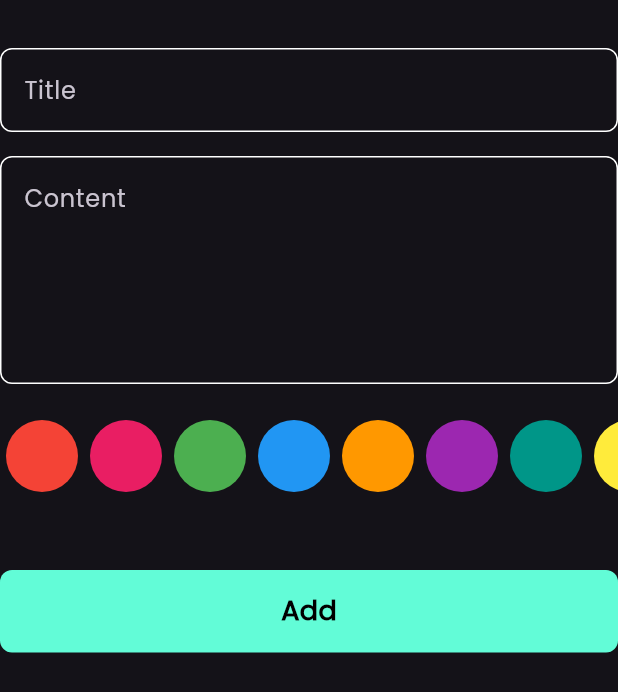
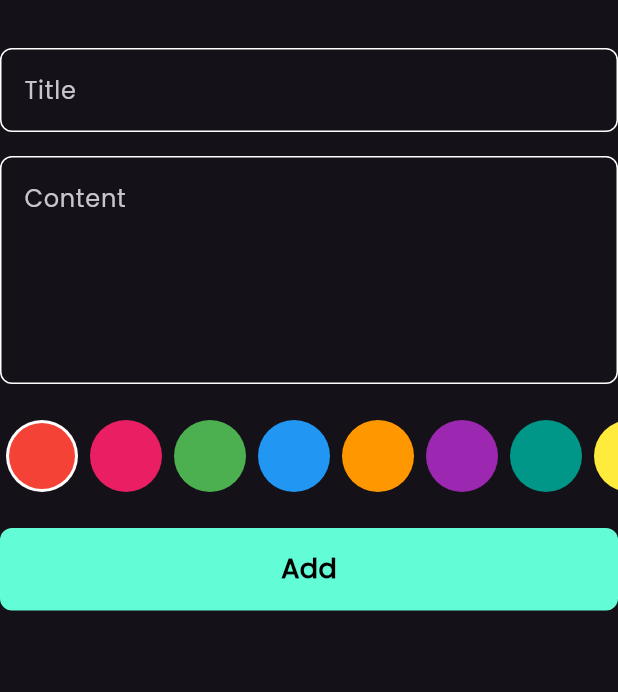
Before and after one commit to prolagg99/notes_app, a Flutter app: the AddNoteForm widget shown alone on an empty page, opened directly, on a phone screen of 412 x 824 dp. Shown: the top 692 px of the screen. Run offline on Flutter 3.47's test engine with Material 3 defaults, Android fonts, the phone set to English and light mode, and no system bars; our stand-ins replace flutter_bloc, font_awesome_flutter, hive, hive_flutter; accounts and stored records are empty.

Commit message:
colors list view part 2

```diff
--- a/lib/views/widgets/add_note_form.dart
+++ b/lib/views/widgets/add_note_form.dart
@@ -44,7 +44,7 @@ class _AddNoteFormState extends State<AddNoteForm> {
           ),
           const SizedBox(height: 24),
           const ColorsListView(),
-          const SizedBox(height: 52),
+          const SizedBox(height: 24),
           BlocBuilder<AddNoteCubit, AddNoteState>(
             builder: (context, state) {
               return CustomBottom(
--- a/lib/views/widgets/colors_list_view.dart
+++ b/lib/views/widgets/colors_list_view.dart
@@ -1,23 +1,40 @@
 import 'package:flutter/material.dart';
 
 class ColorItem extends StatelessWidget {
-  const ColorItem({super.key, required this.color});
+  const ColorItem({super.key, required this.color, required this.isActive});
 
   final Color color;
+  final bool isActive;
 
   @override
   Widget build(BuildContext context) {
-    return CircleAvatar(
-      radius: 24,
-      backgroundColor: color,
-    );
+    return isActive
+        ? CircleAvatar(
+            radius: 24,
+            backgroundColor: Colors.white,
+            child: CircleAvatar(
+              radius: 22,
+              backgroundColor: color,
+            ),
+          )
+        : CircleAvatar(
+            radius: 24,
+            backgroundColor: color,
+          );
   }
 }
 
-class ColorsListView extends StatelessWidget {
+class ColorsListView extends StatefulWidget {
   const ColorsListView({super.key});
 
-  static const List<Color> colors = [
+  @override
+  State<ColorsListView> createState() => _ColorsListViewState();
+}
+
+class _ColorsListViewState extends State<ColorsListView> {
+  int activeIndex = 0;
+
+  List<Color> colors = [
     Colors.red,
     Colors.pink,
     Colors.green,
@@ -46,7 +63,16 @@ class ColorsListView extends StatelessWidget {
         itemBuilder: (context, index) {
           return Padding(
             padding: const EdgeInsets.symmetric(horizontal: 4.0),
-            child: ColorItem(color: colors[index]),
+            child: GestureDetector(
+              onTap: () {
+                activeIndex = index;
+                setState(() {});
+              },
+              child: ColorItem(
+                color: colors[index],
+                isActive: activeIndex == index,
+              ),
+            ),
           );
         },
       ),
```
